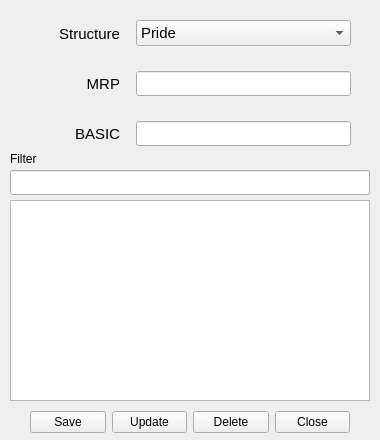
This is ui/menu_manage_ps.ui in kalaLokia/fbr_bom_app as Qt 5 draws it before an edit. The edited form follows.
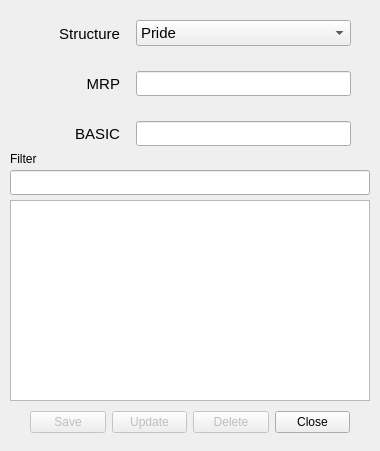
This is the edited form.

Commit message: Functionality manage price structure.

```diff
--- a/ui/menu_manage_ps.ui
+++ b/ui/menu_manage_ps.ui
@@ -7,7 +7,7 @@
     <x>0</x>
     <y>0</y>
     <width>380</width>
-    <height>440</height>
+    <height>451</height>
    </rect>
   </property>
   <property name="windowTitle">
@@ -45,6 +45,9 @@
    <layout class="QHBoxLayout" name="horizontalLayout_4">
     <item>
      <widget class="QPushButton" name="btn_save">
+      <property name="enabled">
+       <bool>false</bool>
+      </property>
       <property name="text">
        <string>Save</string>
       </property>
@@ -52,6 +55,9 @@
     </item>
     <item>
      <widget class="QPushButton" name="btn_update">
+      <property name="enabled">
+       <bool>false</bool>
+      </property>
       <property name="text">
        <string>Update</string>
       </property>
@@ -59,6 +65,9 @@
     </item>
     <item>
      <widget class="QPushButton" name="btn_delete">
+      <property name="enabled">
+       <bool>false</bool>
+      </property>
       <property name="text">
        <string>Delete</string>
       </property>
```
Left out of the diff: 16 changed lines with no effect on the pictures. The commit also changes 8 other files.
